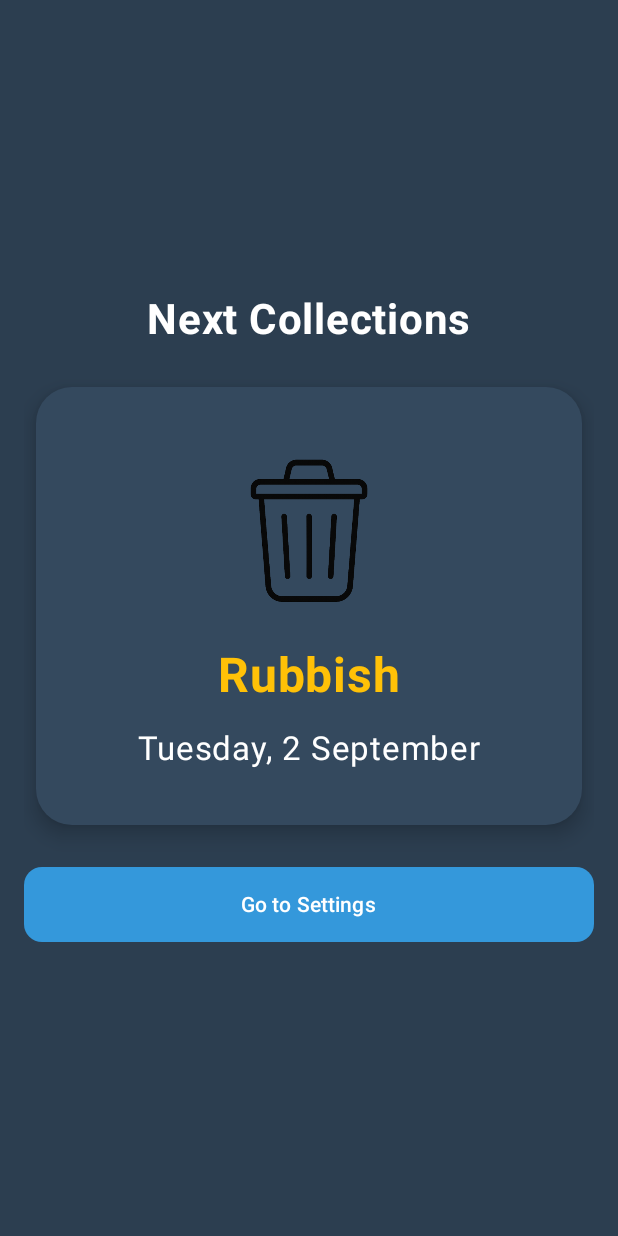
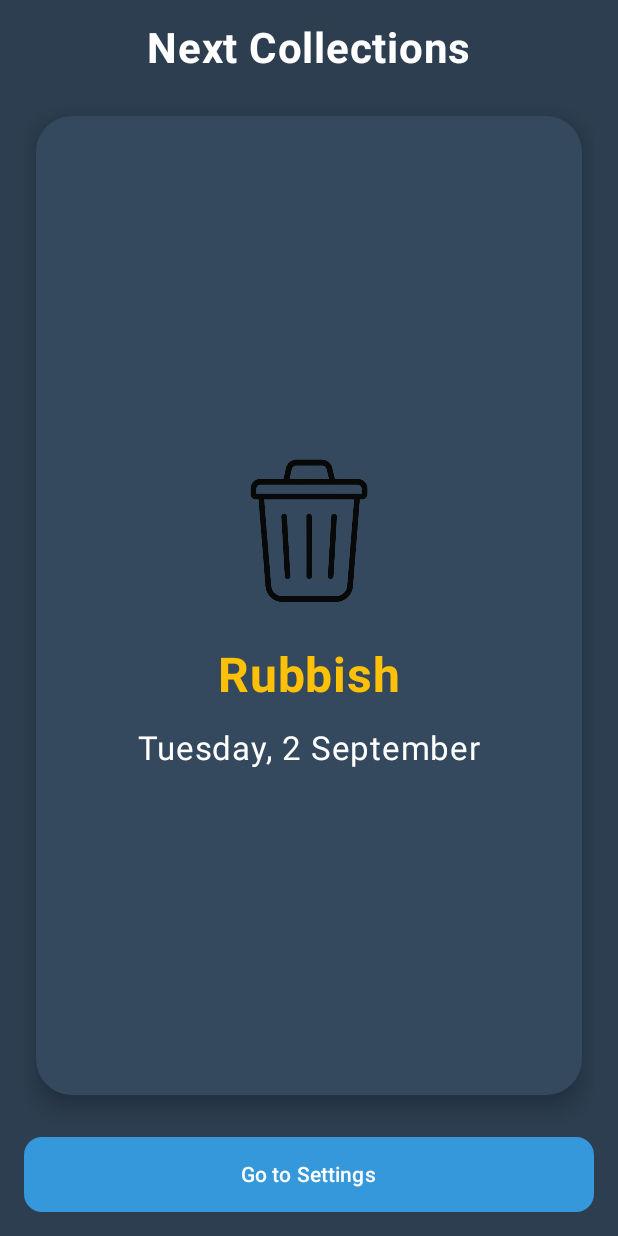
Before and after one commit to oozye1/rubishjuly24, an Android app built with Jetpack Compose: the screen it shows after launch (MainActivity), on a phone screen of 412 x 824 dp. Run offline under Robolectric (Android 15) with nearby library versions, the light colour scheme and no system bars; our stand-ins replace AdMob; 5 statements that could not run were skipped.

Commit message:
landscape mode sorted

```diff
--- a/app/src/main/java/co/uk/doverguitarteacher/rubbishdayreminder/MainActivity.kt
+++ b/app/src/main/java/co/uk/doverguitarteacher/rubbishdayreminder/MainActivity.kt
@@ -5,6 +5,7 @@ import android.app.AlarmManager
 import android.content.Context
 import android.content.Intent
 import android.content.pm.PackageManager
+import android.content.res.Configuration
 import android.graphics.Typeface
 import android.net.Uri
 import android.os.Build
@@ -35,6 +36,7 @@ import androidx.compose.runtime.*
 import androidx.compose.ui.Alignment
 import androidx.compose.ui.Modifier
 import androidx.compose.ui.graphics.Color
+import androidx.compose.ui.platform.LocalConfiguration
 import androidx.compose.ui.platform.LocalContext
 import androidx.compose.ui.res.painterResource
 import androidx.compose.ui.res.stringResource
@@ -131,11 +133,10 @@ class MainActivity : ComponentActivity() {
 
 data class UpcomingCollection(val bin: BinType, val date: LocalDate)
 
-/** Build next date for each **enabled** bin, then sort. */
 fun generateUpcomingCollections(settingsManager: SettingsManager): List<UpcomingCollection> {
     val today = LocalDate.now()
     return BinTypes.ALL_BINS
-        .filter { settingsManager.isBinEnabled(it.id) } // ONLY enabled bins
+        .filter { settingsManager.isBinEnabled(it.id) }
         .map { bin -> UpcomingCollection(bin, nextDateForBin(bin, settingsManager, today)) }
         .sortedBy { it.date }
 }
@@ -149,26 +150,60 @@ fun MainScreen(
     val upcomingCollections = remember { generateUpcomingCollections(settingsManager) }
     val backgroundColor = Color(0xFF2c3e50)
 
-    Box(
+    val configuration = LocalConfiguration.current
+    val isLandscape = configuration.orientation == Configuration.ORIENTATION_LANDSCAPE
+
+    // --- CHANGE 1: The root layout is now a Column instead of a Box. ---
+    Column(
         modifier = Modifier
             .fillMaxSize()
             .background(backgroundColor)
-            .padding(horizontal = 16.dp)
     ) {
-        Column(
+        // --- CHANGE 2: The main content is wrapped in a Box with a weight of 1f. ---
+        // This makes it take up all available space *above* the ad banner.
+        Box(
             modifier = Modifier
-                .fillMaxWidth()
-                .align(Alignment.Center),
-            horizontalAlignment = Alignment.CenterHorizontally
+                .weight(1f)
+                .padding(16.dp) // Padding is now applied here
         ) {
             if (upcomingCollections.isEmpty()) {
                 Text(
                     "No collections found. Please check settings.",
                     color = Color.White,
                     fontSize = 18.sp,
-                    textAlign = TextAlign.Center
+                    textAlign = TextAlign.Center,
+                    modifier = Modifier.align(Alignment.Center)
                 )
             } else {
+                if (isLandscape) {
+                    LandscapeLayout(upcomingCollections, onNavigateToSettings)
+                } else {
+                    PortraitLayout(upcomingCollections, onNavigateToSettings)
+                }
+            }
+        }
+
+        // --- CHANGE 3: The ad banner is now a direct child of the Column. ---
+        // It will be placed at the bottom, and the Box above will resize to fit.
+        NativeAdBanner(
+            adUnitId = stringResource(id = R.string.ad_unit_id_banner),
+            modifier = Modifier.fillMaxWidth() // No longer needs .align()
+        )
+    }
+}
+
+
+@OptIn(ExperimentalFoundationApi::class)
+@Composable
+fun PortraitLayout(
+    upcomingCollections: List<UpcomingCollection>,
+    onNavigateToSettings: () -> Unit
+) {
+    Column(
+        modifier = Modifier.fillMaxSize(),
+        horizontalAlignment = Alignment.CenterHorizontally,
+        verticalArrangement = Arrangement.Center
+    ) {
         val pagerState = rememberPagerState(pageCount = { upcomingCollections.size })
 
         Text(
@@ -182,13 +217,11 @@ fun MainScreen(
         HorizontalPager(
             state = pagerState,
             modifier = Modifier
-                        // *** CHANGE 1: Increased height to give the card more space ***
-                        .height(300.dp)
                 .fillMaxWidth()
+                .weight(1f) // This weight is important, it lets the pager fill the space
         ) { page ->
             val collection = upcomingCollections[page]
             CollectionCard(collection = collection)
-                }
         }
         Spacer(Modifier.height(24.dp))
         Button(
@@ -202,13 +235,57 @@ fun MainScreen(
             Text("Go to Settings")
         }
     }
+}
 
-        NativeAdBanner(
-            adUnitId = stringResource(id = R.string.ad_unit_id_banner),
+@OptIn(ExperimentalFoundationApi::class)
+@Composable
+fun LandscapeLayout(
+    upcomingCollections: List<UpcomingCollection>,
+    onNavigateToSettings: () -> Unit
+) {
+    Row(
+        modifier = Modifier.fillMaxSize(),
+        verticalAlignment = Alignment.CenterVertically,
+        horizontalArrangement = Arrangement.Center
+    ) {
+        val pagerState = rememberPagerState(pageCount = { upcomingCollections.size })
+
+        HorizontalPager(
+            state = pagerState,
             modifier = Modifier
-                .align(Alignment.BottomCenter)
+                .fillMaxHeight()
+                .weight(0.6f)
+        ) { page ->
+            val collection = upcomingCollections[page]
+            CollectionCard(collection = collection, isLandscape = true)
+        }
+
+        Spacer(Modifier.width(24.dp))
+
+        Column(
+            modifier = Modifier.weight(0.4f),
+            horizontalAlignment = Alignment.CenterHorizontally,
+            verticalArrangement = Arrangement.Center
+        ) {
+            Text(
+                "Next Collections",
+                fontSize = 24.sp,
+                fontWeight = FontWeight.Bold,
+                color = Color.White,
+                textAlign = TextAlign.Center
+            )
+            Spacer(Modifier.height(24.dp))
+            Button(
+                onClick = onNavigateToSettings,
+                modifier = Modifier
                     .fillMaxWidth()
-        )
+                    .height(50.dp),
+                shape = RoundedCornerShape(12.dp),
+                colors = ButtonDefaults.buttonColors(containerColor = Color(0xFF3498db))
+            ) {
+                Text("Go to Settings")
+            }
+        }
     }
 }
 
@@ -345,25 +422,28 @@ private fun populateNativeAdView(
 private fun Context.dpToPx(dp: Int): Int =
     (dp * resources.displayMetrics.density).roundToInt()
 
-// *** CHANGE 2: The entire CollectionCard is now wrapped in an ElevatedCard ***
 @Composable
-fun CollectionCard(collection: UpcomingCollection) {
+fun CollectionCard(collection: UpcomingCollection, isLandscape: Boolean = false) {
     val dateFormatter = DateTimeFormatter.ofPattern("EEEE, d MMMM")
 
     val titleColor: Color =
         if (collection.bin.displayName.equals("Rubbish", ignoreCase = true)) {
-            Color(0xFFFFC107) // Yellow for rubbish
+            Color(0xFFFFC107)
         } else {
             collection.bin.color
         }
+
+    val imageSize = if (isLandscape) 90.dp else 120.dp
+    val titleSize = if (isLandscape) 26.sp else 32.sp
+    val dateSize = if (isLandscape) 18.sp else 22.sp
+    val spacerHeight = if (isLandscape) 12.dp else 16.dp
 
     ElevatedCard(
         modifier = Modifier
             .fillMaxSize()
             .padding(horizontal = 8.dp, vertical = 4.dp),
-        shape = RoundedCornerShape(24.dp), // Nicer, more rounded corners
+        shape = RoundedCornerShape(24.dp),
         elevation = CardDefaults.cardElevation(defaultElevation = 8.dp),
-        // A color that stands out slightly from your background
         colors = CardDefaults.cardColors(containerColor = Color(0xFF34495e))
     ) {
         Column(
@@ -376,19 +456,19 @@ fun CollectionCard(collection: UpcomingCollection) {
             Image(
                 painter = painterResource(id = collection.bin.iconResId),
                 contentDescription = collection.bin.displayName,
-                modifier = Modifier.size(120.dp)
+                modifier = Modifier.size(imageSize)
             )
-            Spacer(modifier = Modifier.height(16.dp))
+            Spacer(modifier = Modifier.height(spacerHeight))
             Text(
                 collection.bin.displayName,
-                fontSize = 32.sp,
+                fontSize = titleSize,
                 fontWeight = FontWeight.Bold,
                 color = titleColor
             )
-            Spacer(Modifier.height(16.dp))
+            Spacer(Modifier.height(spacerHeight))
             Text(
                 collection.date.format(dateFormatter),
-                fontSize = 22.sp,
+                fontSize = dateSize,
                 color = Color.White
             )
         }
```
Lines whose indentation alone changed are shown as unchanged.
